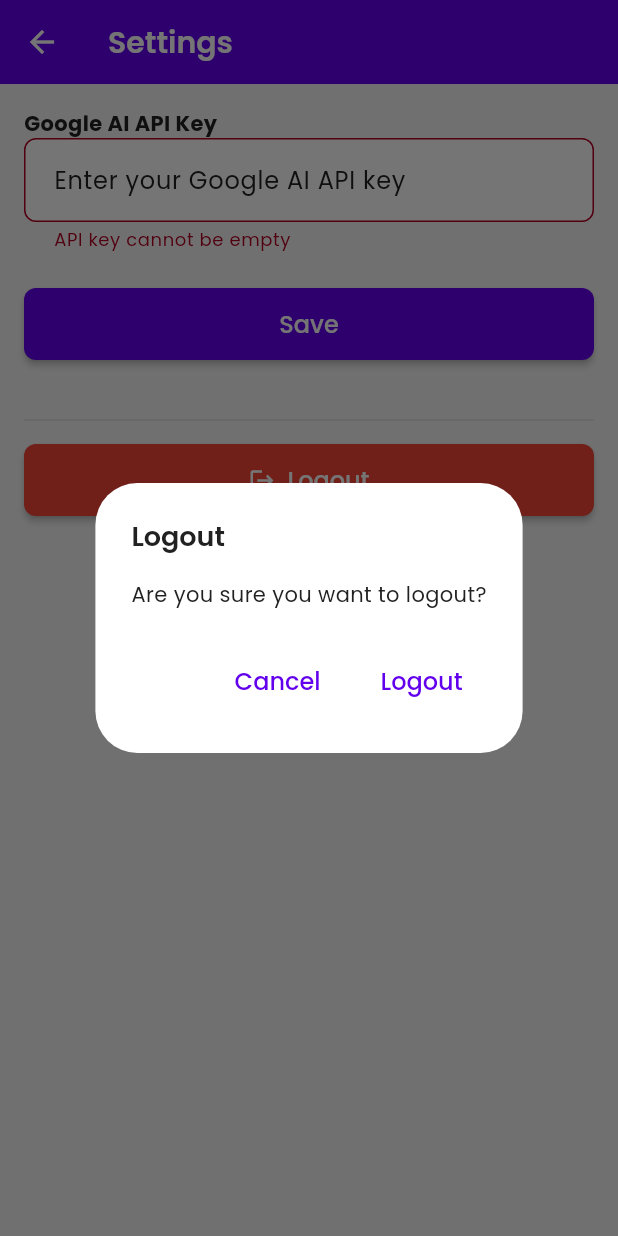
After one commit to Emcoding15/AIDiary, a Flutter app: the SettingsScreen screen opened directly, after a tap on "Save", after a tap on "Logout", on a phone screen of 412 x 824 dp. The commit adds this screen. Run offline on Flutter 3.47's test engine with Material 3 defaults, Android fonts, the phone set to English and light mode, and no system bars; our stand-ins replace firebase_auth, firebase_core, google_fonts, google_generative_ai, just_audio, permission_handler and 1 more; missing offline and left inert: ffmpeg_kit_flutter_new, record; accounts and stored records are empty.

Commit message:
Add settings screen for API key management; refactor app bar in home and calendar screens

```diff
--- a/lib/main.dart
+++ b/lib/main.dart
@@ -11,6 +11,7 @@ import 'package:firebase_core/firebase_core.dart';
 import 'package:firebase_auth/firebase_auth.dart';
 import 'package:flutter/services.dart';
 import 'screens/auth_screen.dart';
+import 'screens/settings_screen.dart';
 
 void main() async {
   WidgetsFlutterBinding.ensureInitialized();
@@ -221,6 +222,20 @@ class _AudioJournalAppState extends State<AudioJournalApp> with SingleTickerProv
     ];
 
     return Scaffold(
+      appBar: AppBar(
+        title: const Text('Audio Journal'),
+        actions: [
+          IconButton(
+            icon: const Icon(Icons.settings),
+            tooltip: 'Settings',
+            onPressed: () {
+              Navigator.of(context).push(
+                MaterialPageRoute(builder: (context) => const SettingsScreen()),
+              );
+            },
+          ),
+        ],
+      ),
       body: screens[_selectedIndex],
       bottomNavigationBar: Container(
         decoration: BoxDecoration(
--- a/lib/screens/calendar_screen.dart
+++ b/lib/screens/calendar_screen.dart
@@ -59,11 +59,7 @@ class _CalendarScreenState extends State<CalendarScreen> {
     selectedDayEntries.sort((a, b) => b.date.compareTo(a.date));
 
     return Scaffold(
-      appBar: AppBar(
-        title: const Text('Journal Calendar'),
-        backgroundColor: Theme.of(context).colorScheme.primary,
-        foregroundColor: Colors.white,
-      ),
+  // AppBar removed to avoid double app bar
       body: Column(
         children: [
           TableCalendar(
--- /dev/null
+++ b/lib/screens/settings_screen.dart
@@ -0,0 +1,141 @@
+import 'package:flutter/material.dart';
+import '../services/settings_service.dart';
+import 'package:firebase_auth/firebase_auth.dart';
+
+/// Settings screen for entering and saving the API key
+class SettingsScreen extends StatefulWidget {
+  const SettingsScreen({Key? key}) : super(key: key);
+
+  @override
+  State<SettingsScreen> createState() => _SettingsScreenState();
+}
+
+class _SettingsScreenState extends State<SettingsScreen> {
+  final _formKey = GlobalKey<FormState>();
+  final _apiKeyController = TextEditingController();
+  bool _loading = true;
+  String? _error;
+
+  @override
+  void initState() {
+    super.initState();
+    _loadApiKey();
+  }
+
+  Future<void> _loadApiKey() async {
+    final settings = await SettingsService.loadSettings();
+    setState(() {
+      _apiKeyController.text = settings['googleAiApiKey'] ?? '';
+      _loading = false;
+    });
+  }
+
+  Future<void> _saveApiKey() async {
+    if (_formKey.currentState!.validate()) {
+      await SettingsService.saveSettings({
+        'googleAiApiKey': _apiKeyController.text.trim(),
+      });
+      setState(() {
+        _error = null;
+      });
+      ScaffoldMessenger.of(context).showSnackBar(
+        const SnackBar(content: Text('API key saved successfully.')),
+      );
+    }
+  }
+
+  @override
+  Widget build(BuildContext context) {
+    return Scaffold(
+      appBar: AppBar(title: const Text('Settings')),
+      body: _loading
+          ? const Center(child: CircularProgressIndicator())
+          : Padding(
+              padding: const EdgeInsets.all(16.0),
+              child: Form(
+                key: _formKey,
+                child: Column(
+                  crossAxisAlignment: CrossAxisAlignment.start,
+                  children: [
+                    const Text(
+                      'Google AI API Key',
+                      style: TextStyle(fontWeight: FontWeight.bold),
+                    ),
+                    TextFormField(
+                      controller: _apiKeyController,
+                      decoration: const InputDecoration(
+                        hintText: 'Enter your Google AI API key',
+                      ),
+                      validator: (value) {
+                        if (value == null || value.trim().isEmpty) {
+                          return 'API key cannot be empty';
+                        }
+                        return null;
+                      },
+                    ),
+                    const SizedBox(height: 24),
+                    SizedBox(
+                      width: double.infinity,
+                      child: ElevatedButton(
+                        onPressed: _saveApiKey,
+                        child: const Text('Save'),
+                      ),
+                    ),
+                    if (_error != null)
+                      Padding(
+                        padding: const EdgeInsets.only(top: 8.0),
+                        child: Text(
+                          _error!,
+                          style: const TextStyle(color: Colors.red),
+                        ),
+                      ),
+                    const SizedBox(height: 24),
+                    Divider(height: 32),
+                    SizedBox(
+                      width: double.infinity,
+                      child: ElevatedButton.icon(
+                        icon: const Icon(Icons.logout),
+                        style: ElevatedButton.styleFrom(
+                          backgroundColor: Colors.red,
+                        ),
+                        onPressed: () async {
+                          // Confirm logout
+                          final confirm = await showDialog<bool>(
+                            context: context,
+                            builder: (context) => AlertDialog(
+                              title: const Text('Logout'),
+                              content: const Text('Are you sure you want to logout?'),
+                              actions: [
+                                TextButton(
+                                  onPressed: () => Navigator.of(context).pop(false),
+                                  child: const Text('Cancel'),
+                                ),
+                                TextButton(
+                                  onPressed: () => Navigator.of(context).pop(true),
+                                  child: const Text('Logout'),
+                                ),
+                              ],
+                            ),
+                          );
+                          if (confirm == true) {
+                            Navigator.of(context).pop();
+                            await Future.delayed(Duration(milliseconds: 100));
+                            await FirebaseAuth.instance.signOut();
+                          }
+                        },
+                        label: const Text('Logout'),
+                      ),
+                    ),
+                  ],
+                ),
+              ),
+            ),
+    );
+  }
+
+  @override
+  void dispose() {
+    _apiKeyController.dispose();
+    super.dispose();
+  }
+}
--- /dev/null
+++ b/lib/services/settings_service.dart
@@ -0,0 +1,30 @@
+import 'dart:convert';
+import 'dart:io';
+import 'package:path_provider/path_provider.dart';
+
+/// Service to handle persistent settings storage (e.g., API key)
+class SettingsService {
+  static const String _settingsFileName = 'settings.json';
+
+  /// Loads the settings from the persistent file
+  static Future<Map<String, dynamic>> loadSettings() async {
+    final file = await _getSettingsFile();
+    if (await file.exists()) {
+      final contents = await file.readAsString();
+      return jsonDecode(contents);
+    }
+    return {};
+  }
+
+  /// Saves the settings to the persistent file
+  static Future<void> saveSettings(Map<String, dynamic> settings) async {
+    final file = await _getSettingsFile();
+    await file.writeAsString(jsonEncode(settings));
+  }
+
+  /// Gets the settings file in the app's documents directory
+  static Future<File> _getSettingsFile() async {
+    final dir = await getApplicationDocumentsDirectory();
+    return File('${dir.path}/$_settingsFileName');
+  }
+}
--- a/pubspec.yaml
+++ b/pubspec.yaml
@@ -35,7 +35,7 @@ dependencies:
   # Use with the CupertinoIcons class for iOS style icons.
   cupertino_icons: ^1.0.8
   table_calendar: ^3.0.9
-  intl: ^0.19.0
+  intl: ^0.20.2
   record: ^6.0.0
   path_provider: ^2.1.5
   firebase_core: ^4.0.0
@@ -46,7 +46,7 @@ dependencies:
   permission_handler: ^12.0.1
   google_generative_ai: ^0.4.7
   http: ^1.4.0
-  ffmpeg_kit_flutter_new: ^2.0.0
+  ffmpeg_kit_flutter_new: ^3.2.0
   google_fonts: ^6.1.0
   uuid: ^4.3.3
 
@@ -59,7 +59,7 @@ dev_dependencies:
   # activated in the `analysis_options.yaml` file located at the root of your
   # package. See that file for information about deactivating specific lint
   # rules and activating additional ones.
-  flutter_lints: ^5.0.0
+  flutter_lints: ^6.0.0
 
 # For information on the generic Dart part of this file, see the
 # following page: https://dart.dev/tools/pub/pubspec
```
Also changed, not shown: lib/screens/home_screen.dart (+6 -38 lines), lib/services/ai_service.dart (+27 -31 lines), pubspec.lock.
